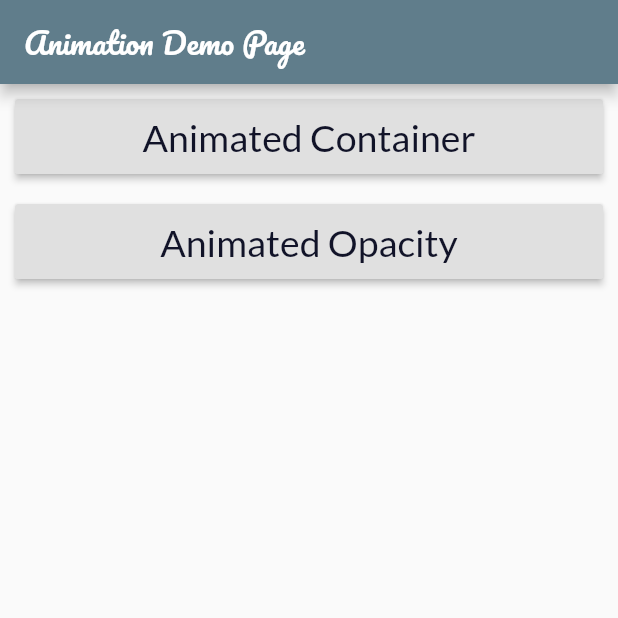
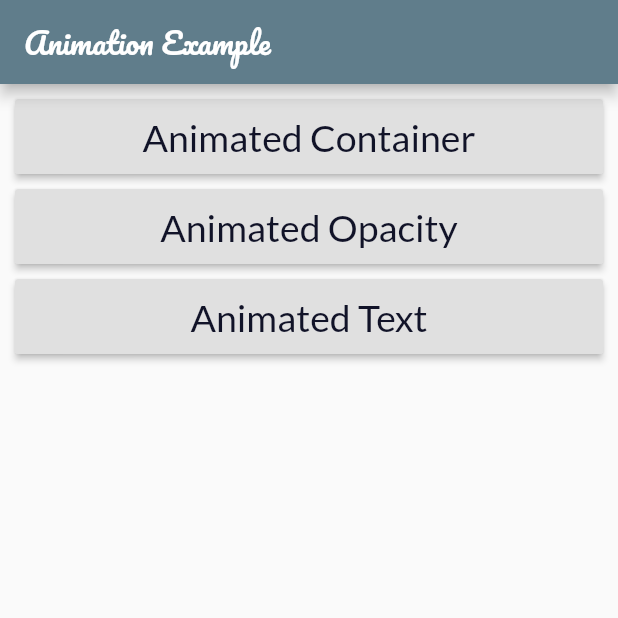
Before and after one commit to Jbhaliyan/AnimationDemo, a Flutter app: the screen it shows after launch, on a phone screen of 412 x 824 dp, the top half of it. Run offline on Flutter 3.47's test engine with Material 2 defaults, Android fonts, the phone set to English and light mode, and no system bars; our stand-ins replace animated_text_kit, google_fonts.

Commit message:
animatedText examples added

```diff
--- a/lib/main.dart
+++ b/lib/main.dart
@@ -1,10 +1,10 @@
+import 'package:animationexample/animationtext/animationtext.dart';
 import 'package:animationexample/constants.dart';
 import 'containeranime/animatedcontainer.dart';
 import 'package:flutter/material.dart';
 import 'package:google_fonts/google_fonts.dart';
 
 import 'fadeanime/animatedopacity.dart';
-
 
 void main() {
   runApp(MyApp());
@@ -20,8 +20,12 @@ class MyApp extends StatelessWidget {
           primarySwatch: Colors.blueGrey,
           visualDensity: VisualDensity.adaptivePlatformDensity,
         ),
-      home: MyHomePage(title: 'Animation Demo Page'),
-    );
+        routes: {
+          '/': (context) => MyHomePage(),
+          '/animatedcontainer': (context) => ContainerDemo(),
+          '/animatedopacity': (context) => FadeAnime(),
+          '/animatedtext': (context) => AnimatedText(),
+        });
   }
 }
 
@@ -40,7 +44,7 @@ class _MyHomePageState extends State<MyHomePage> {
     return Scaffold(
       appBar: AppBar(
         title: Text(
-          widget.title,
+          "Animation Example",
           style: GoogleFonts.getFont('Pacifico'),
         ),
       ),
@@ -58,14 +62,12 @@ class _MyHomePageState extends State<MyHomePage> {
                   style: GoogleFonts.lato(textStyle: kmainButtonTextStyle),
                 ),
                 onPressed: () {
-                  Navigator.push(
-                    context,
-                    MaterialPageRoute(builder: (context) => ContainerDemo()),
-                  );
+                  Navigator.pushNamed(context, '/animatedcontainer');
                 },
               ),
               SizedBox(
-                height: 20.0,
+                width: double.infinity,
+                height: 10.0,
               ),
               RaisedButton(
                 padding: EdgeInsets.all(10.0),
@@ -74,10 +76,21 @@ class _MyHomePageState extends State<MyHomePage> {
                   style: GoogleFonts.lato(textStyle: kmainButtonTextStyle),
                 ),
                 onPressed: () {
-                  Navigator.push(
-                    context,
-                    MaterialPageRoute(builder: (context) => FadeAnime()),
-                  );
+                  Navigator.pushNamed(context, '/animatedopacity');
+                },
+              ),
+              SizedBox(
+                width: double.infinity,
+                height: 10.0,
+              ),
+              RaisedButton(
+                padding: EdgeInsets.all(10.0),
+                child: Text(
+                  'Animated Text',
+                  style: GoogleFonts.lato(textStyle: kmainButtonTextStyle),
+                ),
+                onPressed: () {
+                  Navigator.pushNamed(context, '/animatedtext');
                 },
               ),
             ],
--- a/pubspec.yaml
+++ b/pubspec.yaml
@@ -11,6 +11,7 @@ dependencies:
   flutter:
     sdk: flutter
 
+  animated_text_kit: ^2.1.0
   google_fonts: ^1.1.0
   cupertino_icons: ^0.1.3
 
```
Also changed, not shown: lib/animationtext/animationtext.dart (added, +82 -0 lines), lib/switcheranime/animatedswitcher.dart (added, +15 -0 lines), lib/utilities/listwidget.dart (added, +80 -0 lines), pubspec.lock. Lines whose indentation alone changed are shown as unchanged.
